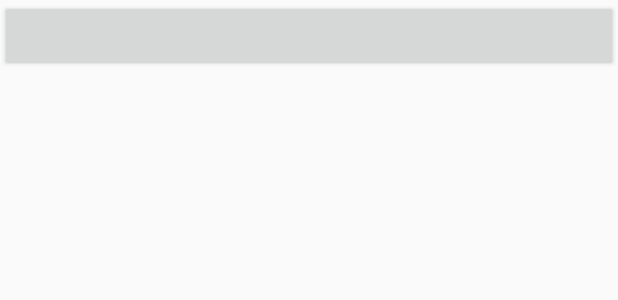
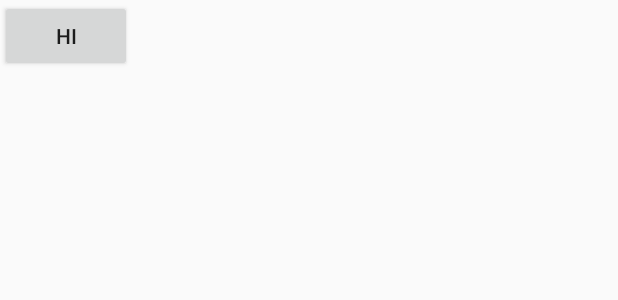
Before and after one commit to GaeTaeng/GCSSNS, an Android app: the layout activity_login.xml on its own in the app's theme, with its tools: preview values and no code run, on a phone screen of 412 x 824 dp. Shown: the top 300 px of the screen. Run offline under Robolectric (Android 15) with nearby library versions, the phone set to English and light mode, and no system bars.

Commit message:
Initial Commit! Test

```diff
--- a/app/src/main/res/layout/activity_login.xml
+++ b/app/src/main/res/layout/activity_login.xml
@@ -7,6 +7,7 @@
     tools:context=".LoginActivity">
 
     <Button
-        android:layout_width="match_parent"
-        android:layout_height="wrap_content" />
+        android:layout_width="wrap_content"
+        android:layout_height="wrap_content"
+        android:text="HI"/>
 </android.support.constraint.ConstraintLayout>
```
